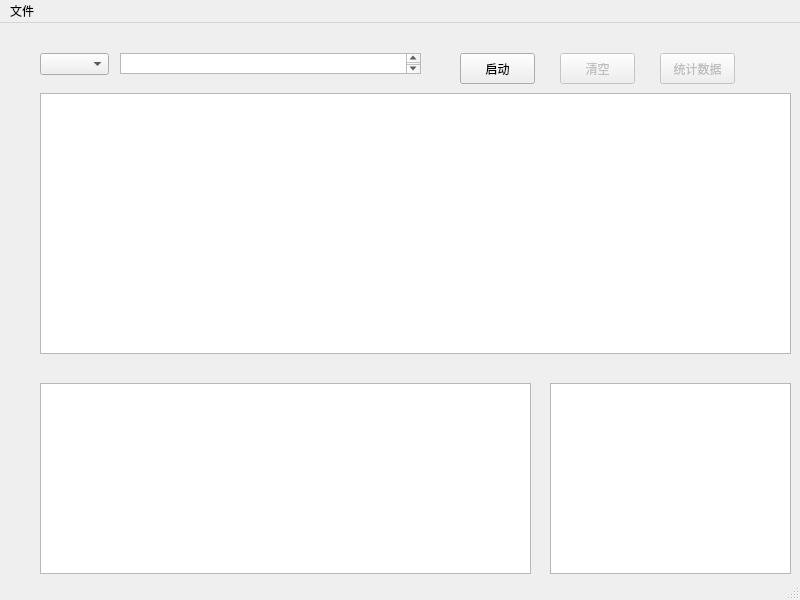
Above: src/designer/UI_MainWindow.ui from tbgist/NAT before the change. Below: the same form after it.
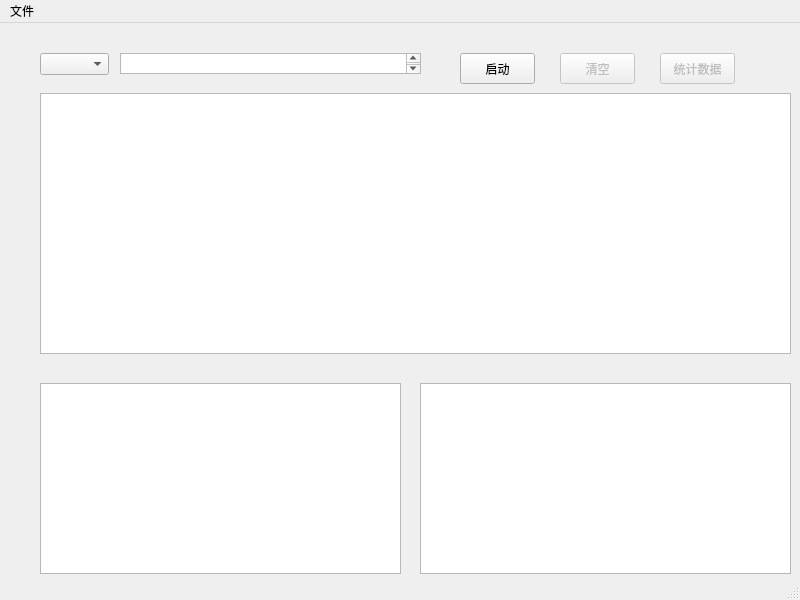
That is the form after the change.

The edit to the form file:
```diff
--- a/src/designer/UI_MainWindow.ui
+++ b/src/designer/UI_MainWindow.ui
@@ -19,7 +19,7 @@
      <rect>
       <x>40</x>
       <y>360</y>
-      <width>491</width>
+      <width>361</width>
       <height>191</height>
      </rect>
     </property>
@@ -27,9 +27,9 @@
    <widget class="QTextEdit" name="Summary">
     <property name="geometry">
      <rect>
-      <x>550</x>
+      <x>420</x>
       <y>360</y>
-      <width>241</width>
+      <width>371</width>
       <height>191</height>
      </rect>
     </property>
```
